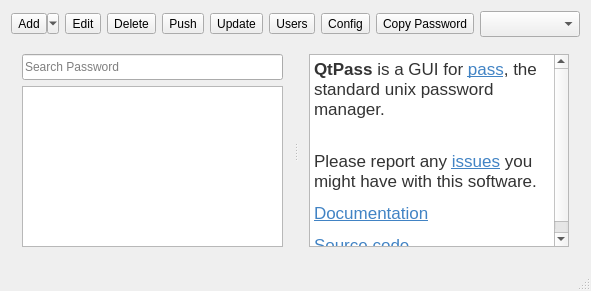
Before: the Qt Designer form mainwindow.ui in IJHack/QtPass, drawn with Qt 5.
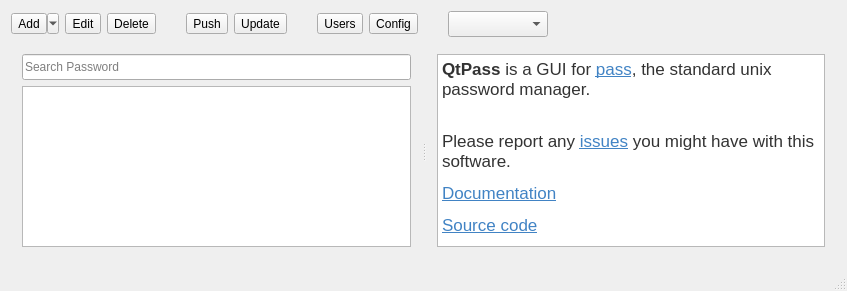
After: the same form once the commit is applied. Icons and pictures are not drawn.

Commit message: added a copy to clipboard button an the output area layout changes from formlayout to gridlayout

```diff
--- a/mainwindow.ui
+++ b/mainwindow.ui
@@ -6,7 +6,7 @@
    <rect>
     <x>0</x>
     <y>0</y>
-    <width>366</width>
+    <width>847</width>
     <height>291</height>
    </rect>
   </property>
@@ -222,37 +222,6 @@
          </property>
         </spacer>
        </item>
-       <item>
-        <widget class="QToolButton" name="copyPasswordButton">
-         <property name="toolTip">
-          <string>Copy Password</string>
-         </property>
-         <property name="text">
-          <string>Copy Password</string>
-         </property>
-         <property name="icon">
-          <iconset theme="edit-copy">
-           <normalon>:/icons/edit-copy.svg</normalon>
-          </iconset>
-         </property>
-         <property name="toolButtonStyle">
-          <enum>Qt::ToolButtonTextBesideIcon</enum>
-         </property>
-        </widget>
-       </item>
-       <item>
-        <spacer name="horizontalSpacer_4">
-         <property name="orientation">
-          <enum>Qt::Horizontal</enum>
-         </property>
-         <property name="sizeHint" stdset="0">
-          <size>
-           <width>100</width>
-           <height>20</height>
-          </size>
-         </property>
-        </spacer>
-       </item>
        <item>
         <widget class="QComboBox" name="profileBox">
          <property name="sizePolicy">
@@ -269,6 +238,19 @@
          </property>
         </widget>
        </item>
+       <item>
+        <spacer name="horizontalSpacer_4">
+         <property name="orientation">
+          <enum>Qt::Horizontal</enum>
+         </property>
+         <property name="sizeHint" stdset="0">
+          <size>
+           <width>100</width>
+           <height>20</height>
+          </size>
+         </property>
+        </spacer>
+       </item>
       </layout>
      </widget>
     </item>
@@ -328,7 +310,7 @@
            <string>&lt;!DOCTYPE HTML PUBLIC &quot;-//W3C//DTD HTML 4.0//EN&quot; &quot;http://www.w3.org/TR/REC-html40/strict.dtd&quot;&gt;
 &lt;html&gt;&lt;head&gt;&lt;meta name=&quot;qrichtext&quot; content=&quot;1&quot; /&gt;&lt;style type=&quot;text/css&quot;&gt;
 p, li { white-space: pre-wrap; }
-&lt;/style&gt;&lt;/head&gt;&lt;body style=&quot; font-family:'Noto Sans'; font-size:10pt; font-weight:400; font-style:normal;&quot;&gt;
+&lt;/style&gt;&lt;/head&gt;&lt;body style=&quot; font-family:'Cantarell'; font-size:11pt; font-weight:400; font-style:normal;&quot;&gt;
 &lt;p style=&quot; margin-top:12px; margin-bottom:12px; margin-left:0px; margin-right:0px; -qt-block-indent:0; text-indent:0px;&quot;&gt;&lt;span style=&quot; font-family:'Helvetica Neue,Helvetica,Segoe UI,Arial,freesans,sans-serif'; font-size:13pt; font-weight:600; color:#333333;&quot;&gt;QtPass&lt;/span&gt;&lt;span style=&quot; font-family:'Helvetica Neue,Helvetica,Segoe UI,Arial,freesans,sans-serif'; font-size:13pt; color:#333333;&quot;&gt; is a GUI for &lt;/span&gt;&lt;a href=&quot;https://www.passwordstore.org/&quot;&gt;&lt;span style=&quot; font-family:'Helvetica Neue,Helvetica,Segoe UI,Arial,freesans,sans-serif'; font-size:13pt; text-decoration: underline; color:#4183c4; background-color:transparent;&quot;&gt;pass&lt;/span&gt;&lt;/a&gt;&lt;span style=&quot; font-family:'Helvetica Neue,Helvetica,Segoe UI,Arial,freesans,sans-serif'; font-size:13pt; color:#333333;&quot;&gt;, the standard unix password manager.&lt;/span&gt;&lt;/p&gt;
 &lt;p style=&quot; margin-top:12px; margin-bottom:12px; margin-left:0px; margin-right:0px; -qt-block-indent:0; text-indent:0px;&quot;&gt;&lt;span style=&quot; font-family:'Helvetica Neue,Helvetica,Segoe UI,Arial,freesans,sans-serif'; font-size:13pt; color:#333333;&quot;&gt;&lt;br /&gt;Please report any &lt;/span&gt;&lt;a href=&quot;https://github.com/IJHack/qtpass/issues&quot;&gt;&lt;span style=&quot; font-family:'Helvetica Neue,Helvetica,Segoe UI,Arial,freesans,sans-serif'; font-size:13pt; text-decoration: underline; color:#4183c4;&quot;&gt;issues&lt;/span&gt;&lt;/a&gt;&lt;span style=&quot; font-family:'Helvetica Neue,Helvetica,Segoe UI,Arial,freesans,sans-serif'; font-size:13pt; color:#333333;&quot;&gt; you might have with this software.&lt;/span&gt;&lt;/p&gt;
 &lt;p style=&quot; margin-top:12px; margin-bottom:12px; margin-left:0px; margin-right:0px; -qt-block-indent:0; text-indent:0px;&quot;&gt;&lt;a href=&quot;https://qtpass.org/&quot;&gt;&lt;span style=&quot; font-family:'Helvetica Neue,Helvetica,Segoe UI,Arial,freesans,sans-serif'; font-size:13pt; text-decoration: underline; color:#4183c4; background-color:transparent;&quot;&gt;Documentation&lt;/span&gt;&lt;/a&gt;&lt;/p&gt;
```
Left out of the diff: 9 changed lines with no effect on the pictures. The commit also changes 29 other files.
